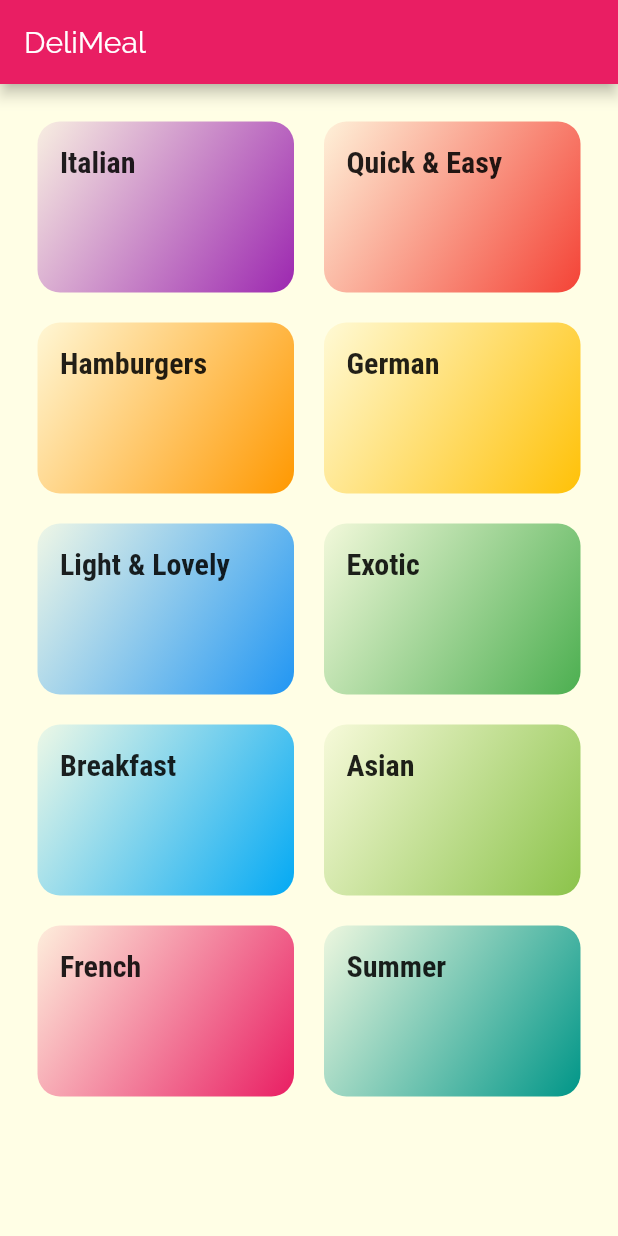
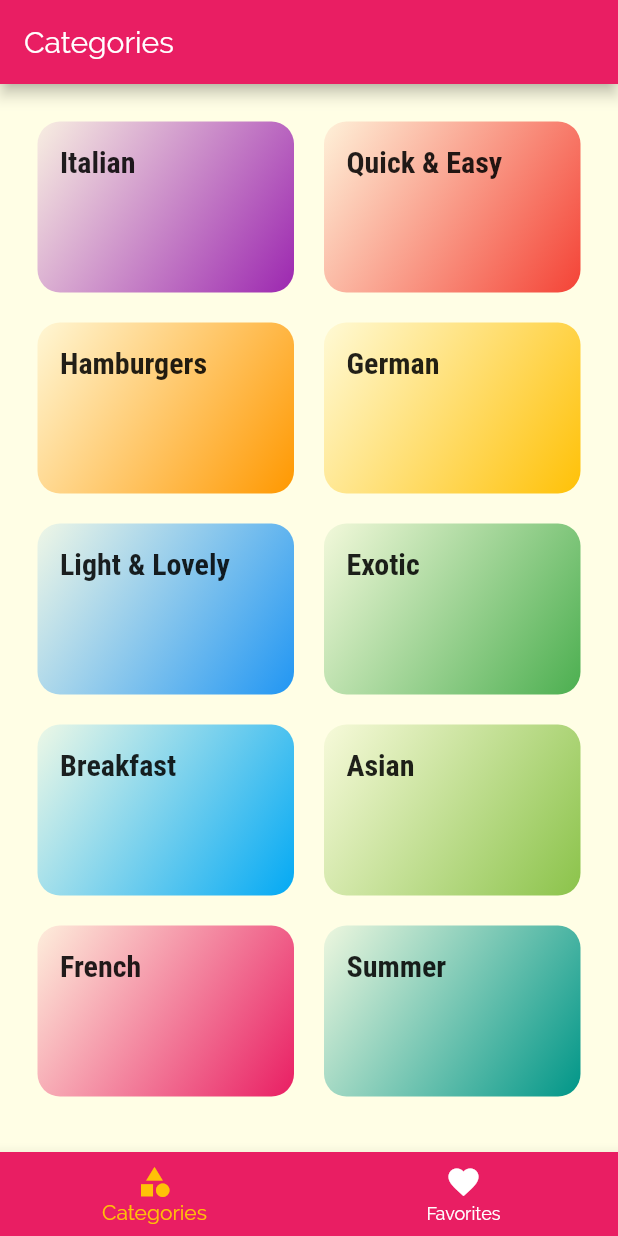
Before and after one commit to RAndrewKoch/meals_app, a Flutter app: the screen it shows after launch, on a phone screen of 412 x 824 dp. Run offline on Flutter 3.47's test engine with Material 2 defaults, Android fonts, the phone set to English and light mode, and no system bars.

Commit message:
-added tabs

```diff
--- a/lib/main.dart
+++ b/lib/main.dart
@@ -2,6 +2,7 @@ import 'package:flutter/material.dart';
 import 'package:meals_app/screens/categories_screen.dart';
 import 'package:meals_app/screens/category_meals_screen.dart';
 import 'package:meals_app/screens/meal_detail_screen.dart';
+import 'package:meals_app/screens/tabs_screen.dart';
 
 void main() {
   runApp(MyApp());
@@ -32,7 +33,7 @@ class MyApp extends StatelessWidget {
       // home: CategoriesScreen(),
       initialRoute: "/",
       routes: {
-        "/" : (context) => CategoriesScreen(),
+        "/" : (context) => TabsScreen(),
         CategoryMealsScreen.routeName : (context) => CategoryMealsScreen(),
         MealDetailScreen.routeName : (context) => MealDetailScreen(),
       },
--- a/lib/screens/categories_screen.dart
+++ b/lib/screens/categories_screen.dart
@@ -6,11 +6,7 @@ import '../dummyData/dummy-data.dart';
 class CategoriesScreen extends StatelessWidget {
   @override
   Widget build(BuildContext context) {
-    return Scaffold(
-      appBar: AppBar(
-        title: const Text('DeliMeal'),
-      ),
-      body: GridView(
+    return GridView(
         padding: const EdgeInsets.all(25),
         children: DUMMY_CATEGORIES
             .map((category) => GestureDetector(
@@ -27,7 +23,6 @@ class CategoriesScreen extends StatelessWidget {
           crossAxisSpacing: 20,
           mainAxisSpacing: 20,
         ),
-      ),
-    );
+      );
   }
 }
--- /dev/null
+++ b/lib/screens/tabs_screen.dart
@@ -0,0 +1,53 @@
+import 'package:flutter/material.dart';
+import 'package:meals_app/screens/categories_screen.dart';
+import 'package:meals_app/screens/favorites_screen.dart';
+
+class TabsScreen extends StatefulWidget {
+  @override
+  _TabsScreenState createState() => _TabsScreenState();
+}
+
+class _TabsScreenState extends State<TabsScreen> {
+  final List<Map<String, Object>> _pages = [
+    {"page": CategoriesScreen(), "title": "Categories"},
+    {"page": FavoritesScreen(), "title" : "Favorites"},
+  ];
+
+  int _selectedPageIndex = 0;
+
+  void _selectPage (int index){
+    setState(() {
+      _selectedPageIndex = index;
+    });
+  }
+
+  @override
+  Widget build(BuildContext context) {
+    return Scaffold(
+      appBar: AppBar(
+        title: Text(_pages[_selectedPageIndex]["title"] as String),
+      ),
+      body: _pages[_selectedPageIndex]['page'] as Widget,
+      bottomNavigationBar: BottomNavigationBar(
+        type: BottomNavigationBarType.fixed,
+        onTap: _selectPage,
+        backgroundColor: Theme.of(context).primaryColor,
+        unselectedItemColor: Colors.white,
+        selectedItemColor: Theme.of(context).accentColor,
+        currentIndex: _selectedPageIndex,
+        items: [
+          BottomNavigationBarItem(
+            backgroundColor: Theme.of(context).primaryColor,
+            icon: Icon(Icons.category),
+            label: "Categories",
+          ),
+          BottomNavigationBarItem(
+            backgroundColor: Theme.of(context).primaryColor,
+            icon: Icon(Icons.favorite),
+            label: "Favorites",
+          ),
+        ],
+      ),
+    );
+  }
+}
```
Also changed, not shown: lib/screens/favorites_screen.dart (added, +14 -0 lines), lib/screens/meal_detail_screen.dart (+9 -4 lines).
